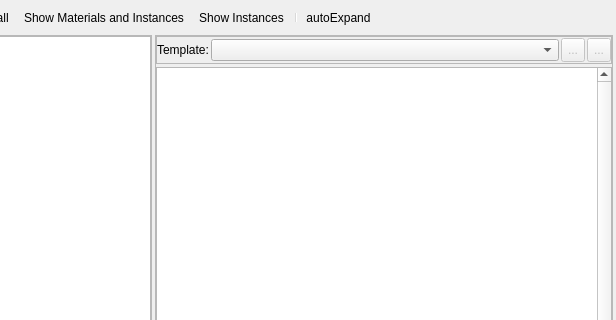
Qt form Tools/ResourceEditor/DataQt/materialeditor.ui (xaoctech/dava.engine) before a commit; both pictures show x 309 to 925 and y 0 to 320 of the 925 by 638 pixel window.
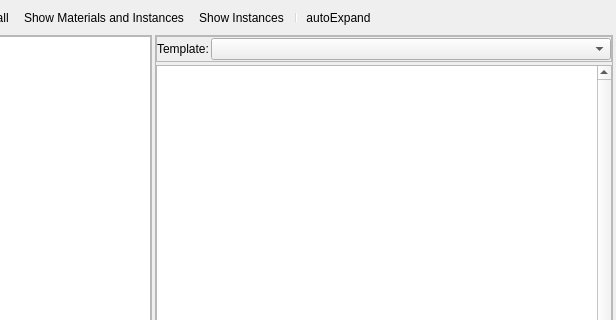
The same form after that commit. Icons and pictures are not drawn. Custom widgets are drawn as their Qt base class.

```diff
--- a/Tools/ResourceEditor/DataQt/materialeditor.ui
+++ b/Tools/ResourceEditor/DataQt/materialeditor.ui
@@ -146,46 +146,6 @@
             </property>
            </widget>
           </item>
-          <item>
-           <widget class="QToolButton" name="toolButtonLoad">
-            <property name="enabled">
-             <bool>false</bool>
-            </property>
-            <property name="minimumSize">
-             <size>
-              <width>0</width>
-              <height>24</height>
-             </size>
-            </property>
-            <property name="text">
-             <string>...</string>
-            </property>
-            <property name="icon">
-             <iconset resource="QtIcons.qrc">
-              <normaloff>:/QtIcons/openscene.png</normaloff>:/QtIcons/openscene.png</iconset>
-            </property>
-           </widget>
-          </item>
-          <item>
-           <widget class="QToolButton" name="toolButtonSave">
-            <property name="enabled">
-             <bool>false</bool>
-            </property>
-            <property name="minimumSize">
-             <size>
-              <width>0</width>
-              <height>24</height>
-             </size>
-            </property>
-            <property name="text">
-             <string>...</string>
-            </property>
-            <property name="icon">
-             <iconset resource="QtIcons.qrc">
-              <normaloff>:/QtIcons/save_as.png</normaloff>:/QtIcons/save_as.png</iconset>
-            </property>
-           </widget>
-          </item>
          </layout>
         </widget>
        </item>
```
Left out of the diff: 21 changed lines with no effect on the pictures.
